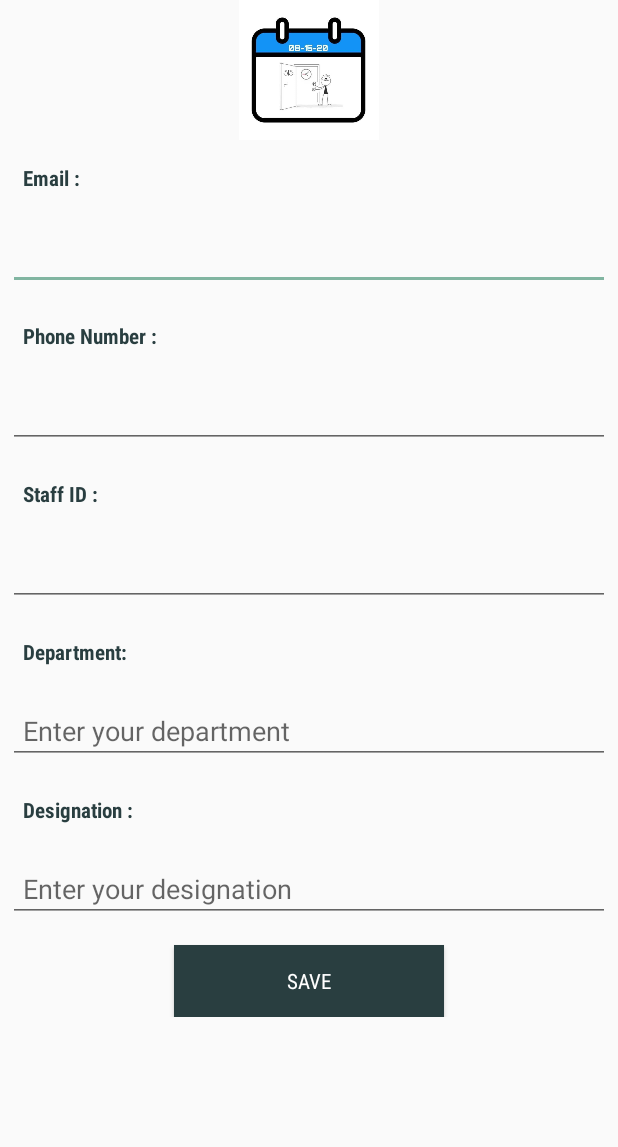
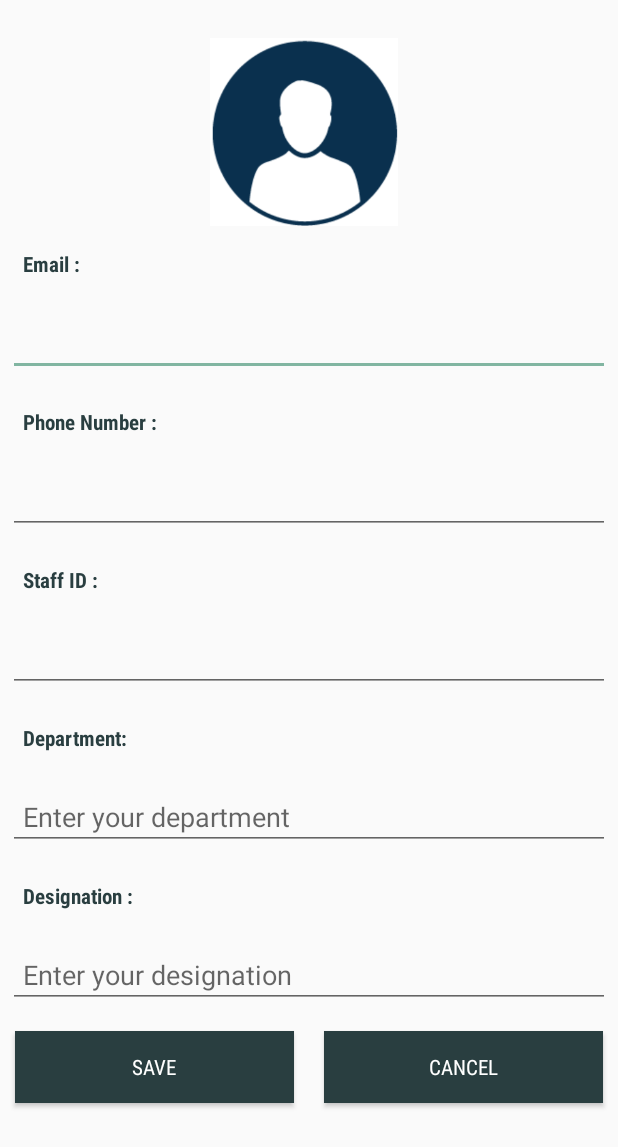
Before and after one commit to Akhilkrishna415/VMeet, an Android app: the Editprofile screen opened directly, with no data from a screen before it, on a phone screen of 412 x 824 dp. Shown: the top 1147 px of the screen. Run offline under Robolectric (Android 15) with nearby library versions, the phone set to English and light mode, and no system bars.

Commit message:
some changes in profile settings layout and added intent for settings page

```diff
--- a/app/src/main/java/com/example/vmeet/Editprofile.java
+++ b/app/src/main/java/com/example/vmeet/Editprofile.java
@@ -2,13 +2,35 @@ package com.example.vmeet;
 
 import androidx.appcompat.app.AppCompatActivity;
 
+import android.content.Intent;
 import android.os.Bundle;
+import android.view.View;
+import android.widget.Button;
 
 public class Editprofile extends AppCompatActivity {
+    Button btn_save,btn_cancel;
 
     @Override
     protected void onCreate(Bundle savedInstanceState) {
         super.onCreate(savedInstanceState);
         setContentView(R.layout.activity_edit_profile);
+
+        btn_save=findViewById(R.id.btn_save);
+        btn_cancel=findViewById(R.id.btn_cancel);
+
+        btn_save.setOnClickListener(new View.OnClickListener() {
+            @Override
+            public void onClick(View view) {
+                Intent i = new Intent(getApplicationContext(),Profile_settings.class);
+                startActivity(i);
+            }
+        });
+        btn_cancel.setOnClickListener(new View.OnClickListener() {
+            @Override
+            public void onClick(View view) {
+                Intent i = new Intent(getApplicationContext(),Settings.class);
+                startActivity(i);
+            }
+        });
     }
 }
--- a/app/src/main/res/layout/activity_edit_profile.xml
+++ b/app/src/main/res/layout/activity_edit_profile.xml
@@ -22,11 +22,12 @@
                 android:orientation="vertical">
 
                 <ImageView
-                    android:id="@+id/imageView"
-                    android:layout_width="210dp"
-                    android:layout_height="93dp"
-                    android:layout_gravity="center"
-                    app:srcCompat="@drawable/logo" />
+                    android:id="@+id/editprofileimage"
+                    android:layout_width="125dp"
+                    android:layout_height="125dp"
+                    android:layout_marginLeft="140dp"
+                    android:layout_marginTop="25dp"
+                    app:srcCompat="@drawable/defaultprofileimg" />
 
 
                 <TextView
@@ -133,16 +134,34 @@
                     android:inputType="textPersonName"
                     android:padding="10dp" />
 
+                <LinearLayout
+                    android:layout_width="match_parent"
+                    android:layout_height="match_parent"
+                    android:orientation="horizontal">
+
                     <Button
-                    android:id="@+id/buttonRegister"
-                    android:layout_width="180dp"
+                        android:id="@+id/btn_save"
+                        android:layout_width="20dp"
                         android:layout_height="wrap_content"
-                    android:layout_gravity="center"
-                    android:layout_marginTop="10dp"
+                        android:layout_weight="1"
                         android:background="@color/mainText"
                         android:fontFamily="sans-serif-condensed"
                         android:text="Save"
+                        android:layout_margin="10dp"
                         android:textColor="@color/white" />
+
+                    <Button
+                        android:id="@+id/btn_cancel"
+                        android:layout_width="20dp"
+                        android:layout_height="wrap_content"
+                        android:layout_gravity="center"
+                        android:layout_weight="1"
+                        android:layout_margin="10dp"
+                        android:background="@color/mainText"
+                        android:fontFamily="sans-serif-condensed"
+                        android:text="CANCEL"
+                        android:textColor="@color/white" />
+                </LinearLayout>
 
 
             </LinearLayout>
--- a/app/src/main/res/menu/activity_main_drawer.xml
+++ b/app/src/main/res/menu/activity_main_drawer.xml
@@ -22,7 +22,10 @@
             android:title="Request Service" />
         <item android:title="More">
             <menu>
-                <item android:id="@+id/menu2settings" android:icon="@drawable/settings" android:title="Settings"/>
+                <item
+                    android:id="@+id/menu2settings"
+                    android:icon="@drawable/settings"
+                    android:title="Settings"/>
                 <item android:id="@+id/menu2feedback" android:icon="@drawable/feedback" android:title="Share Feedback"/>
                 <item android:id="@+id/menu2help" android:icon="@drawable/help" android:title="Need Assistance?"/>
             </menu>
```
Also changed, not shown: app/src/main/java/com/example/vmeet/Homepage.java (+33 -4 lines), app/src/main/java/com/example/vmeet/Profile_settings.java (+14 -0 lines), app/src/main/res/layout/activity_profile_settings.xml (+23 -10 lines), app/src/main/res/layout/activity_settings.xml (+4 -4 lines), app/src/main/res/drawable-v24/defaultprofileimg.png (added). Lines whose indentation alone changed are shown as unchanged.
